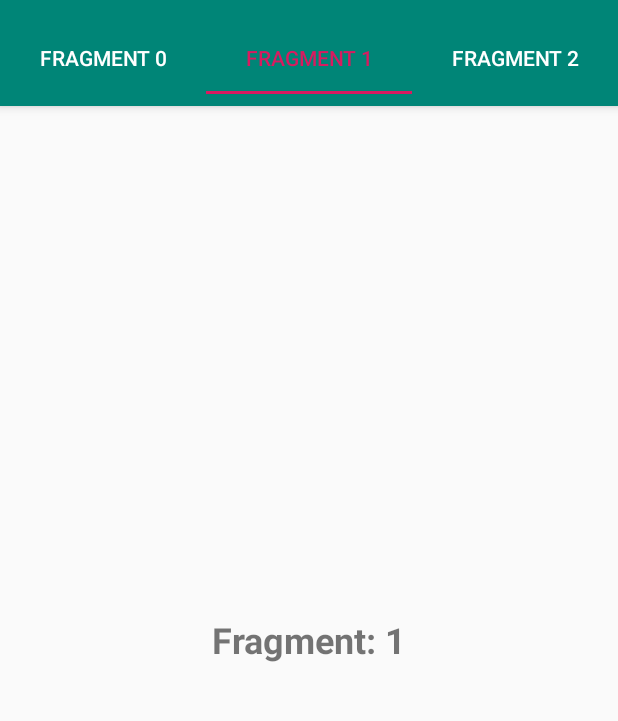
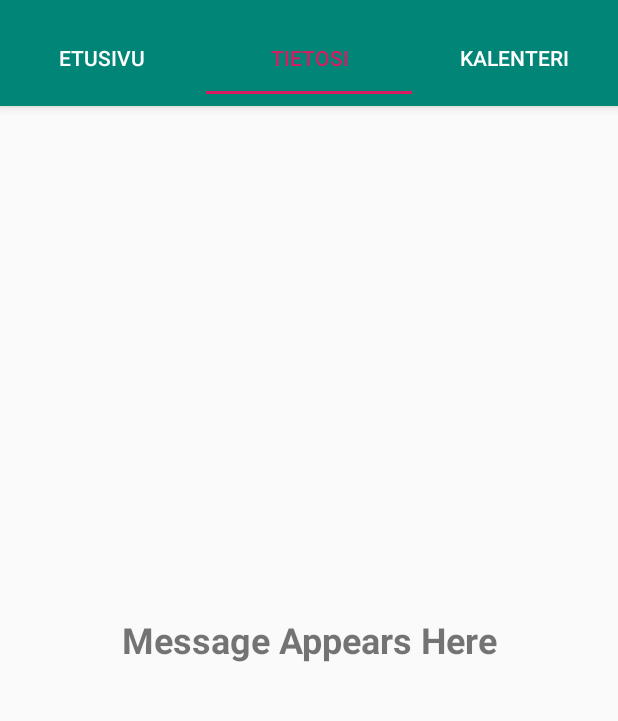
Before and after one commit to matiaselm/AjanHerra, an Android app: the screen it shows after launch (MainActivity), tab 2 chosen, on a phone screen of 412 x 824 dp, the part 62-783 px from its top. Run offline under Robolectric (Android 15) with nearby library versions, the phone set to English and light mode, and no system bars.

Commit message:
Custom pages and page titles

```diff
--- a/app/src/main/java/com/example/matias/viewpagerwithtabs/DemoFragment.java
+++ b/app/src/main/java/com/example/matias/viewpagerwithtabs/DemoFragment.java
@@ -26,9 +26,26 @@ public class DemoFragment extends Fragment {
     public View onCreateView(LayoutInflater inflater, ViewGroup container,
                              Bundle savedInstanceState) {
         // Inflate the layout for this fragment
-        View view = inflater.inflate(R.layout.fragment_demo, container, false);
-        textView = view.findViewById(R.id.txt_display);
-        textView.setText(getArguments().getString("message"));
-        return view;
+        int fragmentNr = (getArguments().getInt("position"));
+
+        if (fragmentNr == 0){
+            View view = inflater.inflate(R.layout.fragment_demo, container, false);
+            textView = view.findViewById(R.id.txt_display);
+            textView.setText("page 001");
+            return view;
+        }
+        else if (fragmentNr == 1){
+            View view = inflater.inflate(R.layout.fragment_demo, container, false);
+            //textView = view.findViewById(R.id.txt_display);
+            //textView.setText("page 002");
+            return view;
+        }
+        else{
+            View view = inflater.inflate(R.layout.fragment_demo, container, false);
+            textView = view.findViewById(R.id.txt_display);
+            textView.setText("page 003");
+            return view;
+        }
+
     }
 }
--- a/app/src/main/java/com/example/matias/viewpagerwithtabs/ViewPagerAdapter.java
+++ b/app/src/main/java/com/example/matias/viewpagerwithtabs/ViewPagerAdapter.java
@@ -18,6 +18,7 @@ public class ViewPagerAdapter extends FragmentPagerAdapter {
         position = position++;
         Bundle bundle = new Bundle();
         bundle.putString("message", "Fragment: " +position);
+        bundle.putInt("position", position);
         demoFragment.setArguments(bundle);
         return demoFragment;
     }
@@ -32,6 +33,10 @@ public class ViewPagerAdapter extends FragmentPagerAdapter {
     public CharSequence getPageTitle(int position) {
         position = position++;
 
-        return "Fragment " +position;
+        if (position == 0){return "Etusivu";}
+        else if (position == 1){return "Tietosi";}
+        else {return "Kalenteri";}
+
+
     }
 }
```
